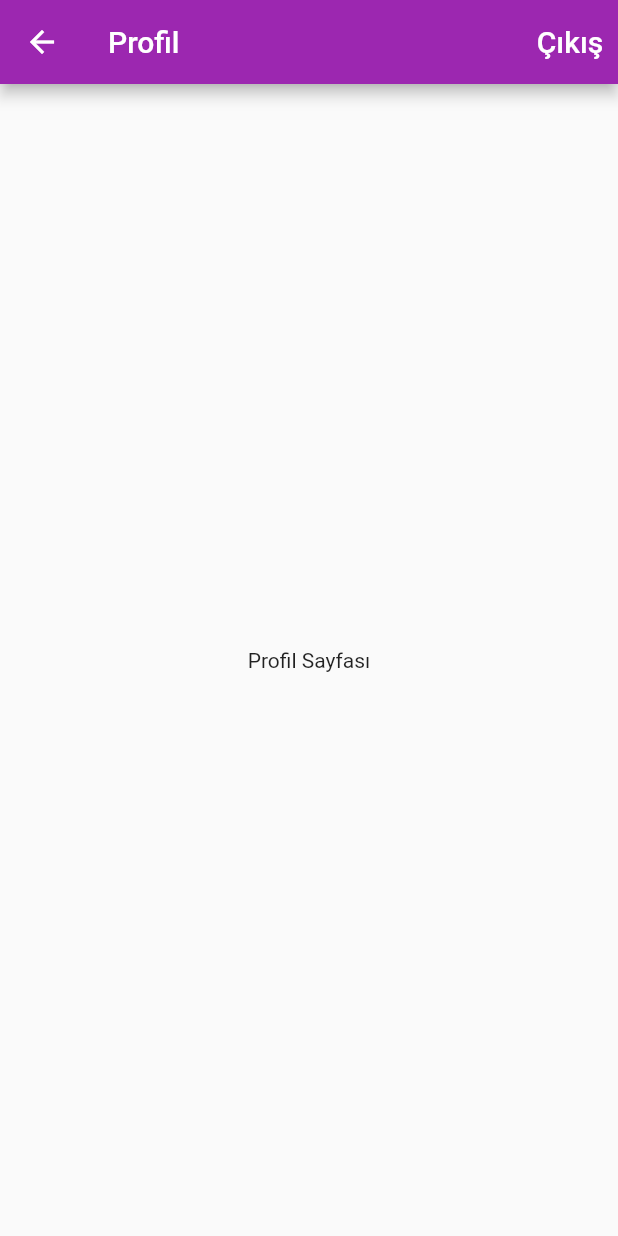
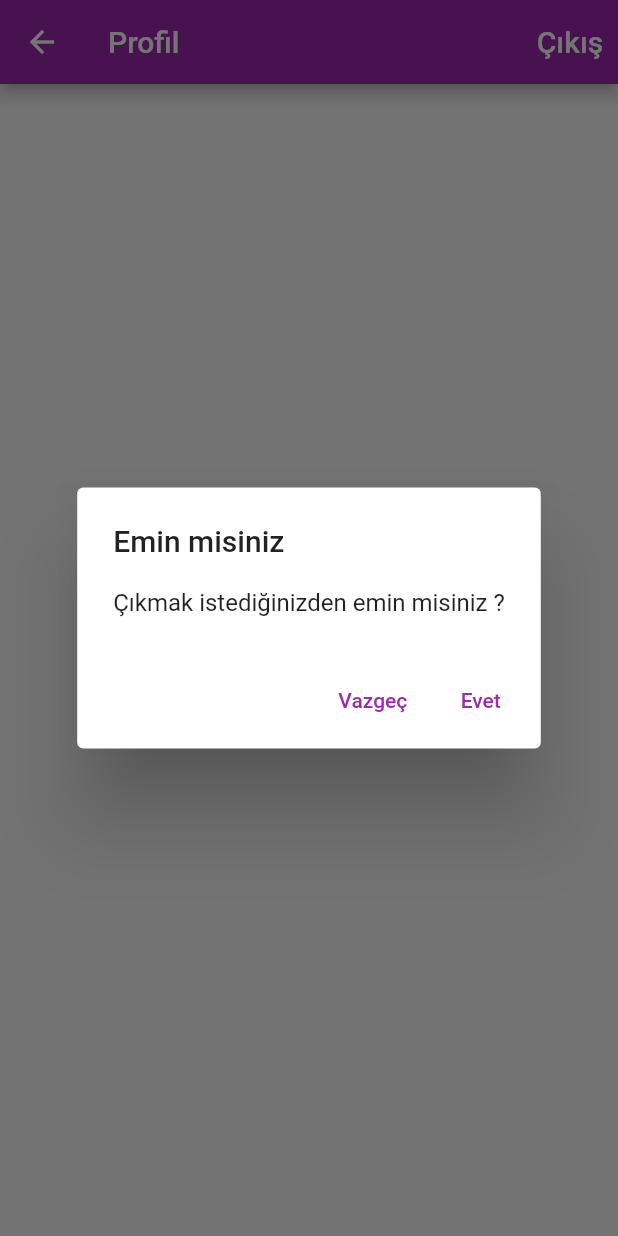
Before and after one commit to omerfarukcelenk/Flutter-Lovers, a Flutter app: the ProfilPage screen opened directly, after a tap on "Çıkış", on a phone screen of 412 x 824 dp. Run offline on Flutter 3.47's test engine with Material 2 defaults, Android fonts, the phone set to English and light mode, and no system bars; our stand-ins replace cloud_firestore, firebase_auth, get_it, google_sign_in; missing offline and left inert: flutter_facebook_login; accounts and stored records are empty; statements that could not run were skipped.

Commit message:
platforma duyarlı widget olusturma

```diff
--- a/lib/app/profil.dart
+++ b/lib/app/profil.dart
@@ -1,5 +1,6 @@
 import 'package:flutter/cupertino.dart';
 import 'package:flutter/material.dart';
+import 'package:flutter_flutter_lovers/common_widgets/platform_duyarli_alert_dialog.dart';
 import 'package:flutter_flutter_lovers/viewmodel/user_model.dart';
 import 'package:provider/provider.dart';
 
@@ -7,13 +8,17 @@ class ProfilPage extends StatelessWidget {
   @override
   Widget build(BuildContext context) {
     return Scaffold(
-      appBar: AppBar(
-        title: Text("Profil",style: TextStyle(fontSize: 20),),
-        actions: [
-          TextButton(onPressed:() => _cikisYap(context), child: Text("Çıkış",style: TextStyle(color: Colors.white,fontSize: 20),))
-        ],
-      ),
-      body: Center(child: Text("Profil Sayfası"),),
+        appBar: AppBar(
+            title: Text("Profil", style: TextStyle(fontSize: 20),),
+            actions: [
+            TextButton(onPressed:() =>  _cikisIcinOnayIste(
+        context), child: Text("Çıkış",style: TextStyle(color: Colors.white,fontSize: 20),))
+    ],
+    ),
+    body: Center(child: Text("Profil Sayfası")
+    ,
+    )
+    ,
     );
   }
 
@@ -22,4 +27,18 @@ class ProfilPage extends StatelessWidget {
     bool sonuc = await _userModel.singOut();
     return sonuc;
   }
+
+  Future _cikisIcinOnayIste(BuildContext context) async {
+    final sonuc =await PlatformDuyarliAlertDialog(
+        label: "Emin misiniz",
+        icerik: "Çıkmak istediğinizden emin misiniz ?",
+        anaButtonYazisi: "Evet",
+        iptalButtonYazisi: "Vazgeç")
+        .goster(context);
+
+    if(sonuc == true){
+      _cikisYap(context);
+    }
+  }
+
 }
--- /dev/null
+++ b/lib/common_widgets/platform_duyarli_alert_dialog.dart
@@ -0,0 +1,86 @@
+import 'dart:io';
+
+import 'package:flutter/material.dart';
+import 'package:flutter/cupertino.dart';
+import 'package:flutter_flutter_lovers/common_widgets/platform_duyarli_widget.dart';
+
+class PlatformDuyarliAlertDialog extends PlatformDuyarliWidget {
+  final String label;
+  final String icerik;
+  final String anaButtonYazisi;
+  final String iptalButtonYazisi;
+
+  PlatformDuyarliAlertDialog(
+      {@required this.label,
+      @required this.icerik,
+      @required this.anaButtonYazisi,
+      this.iptalButtonYazisi});
+
+  Future<bool> goster(BuildContext context) async {
+    return Platform.isIOS
+        ? await showCupertinoDialog(
+            context: context, builder: (context) => this)
+        : await showDialog<bool>(
+            context: context,
+            builder: (context) => this,
+            barrierDismissible: false);
+  }
+
+  // concrete
+  @override
+  Widget buildAndroidWidget(BuildContext context) {
+    return AlertDialog(
+      title: Text(label),
+      content: Text(icerik),
+      actions: _dialogButtonlariniAyarla(context),
+    );
+  }
+
+  @override
+  Widget buildIOSWidget(BuildContext context) {
+    return CupertinoAlertDialog(
+      title: Text(label),
+      content: Text(icerik),
+      actions: _dialogButtonlariniAyarla(context),
+    );
+    ;
+  }
+
+  List<Widget> _dialogButtonlariniAyarla(BuildContext context) {
+    final tumButtonlar = <Widget>[];
+    if (Platform.isIOS) {
+      if (iptalButtonYazisi != null) {
+        tumButtonlar.add(CupertinoDialogAction(
+          child: Text(iptalButtonYazisi),
+          onPressed: () {
+            Navigator.of(context).pop(false);
+          },
+        ));
+      }
+
+      tumButtonlar.add(CupertinoDialogAction(
+        child: Text(anaButtonYazisi),
+        onPressed: () {
+          Navigator.of(context).pop(true);
+        },
+      ));
+    } else {
+      if (iptalButtonYazisi != null) {
+        tumButtonlar.add(TextButton(
+          child: Text(iptalButtonYazisi),
+          onPressed: () {
+            Navigator.of(context).pop(false);
+          },
+        ));
+      }
+
+      tumButtonlar.add(TextButton(
+          onPressed: () {
+            Navigator.of(context).pop(true);
+          },
+          child: Text(anaButtonYazisi)));
+    }
+
+    return tumButtonlar;
+  }
+}
--- /dev/null
+++ b/lib/common_widgets/platform_duyarli_widget.dart
@@ -0,0 +1,16 @@
+import 'dart:io';
+import 'package:flutter/material.dart';
+
+abstract class PlatformDuyarliWidget extends StatelessWidget{
+
+  Widget buildAndroidWidget(BuildContext context);
+  Widget buildIOSWidget(BuildContext context);
+
+  @override
+  Widget build(BuildContext context) {
+    if(Platform.isIOS){
+      return buildIOSWidget(context);
+    }
+    return buildAndroidWidget(context);
+  }
+}
```
Also changed, not shown: lib/app/sing_in/email_sifre_giris_ve_kayit.dart (+9 -16 lines).
